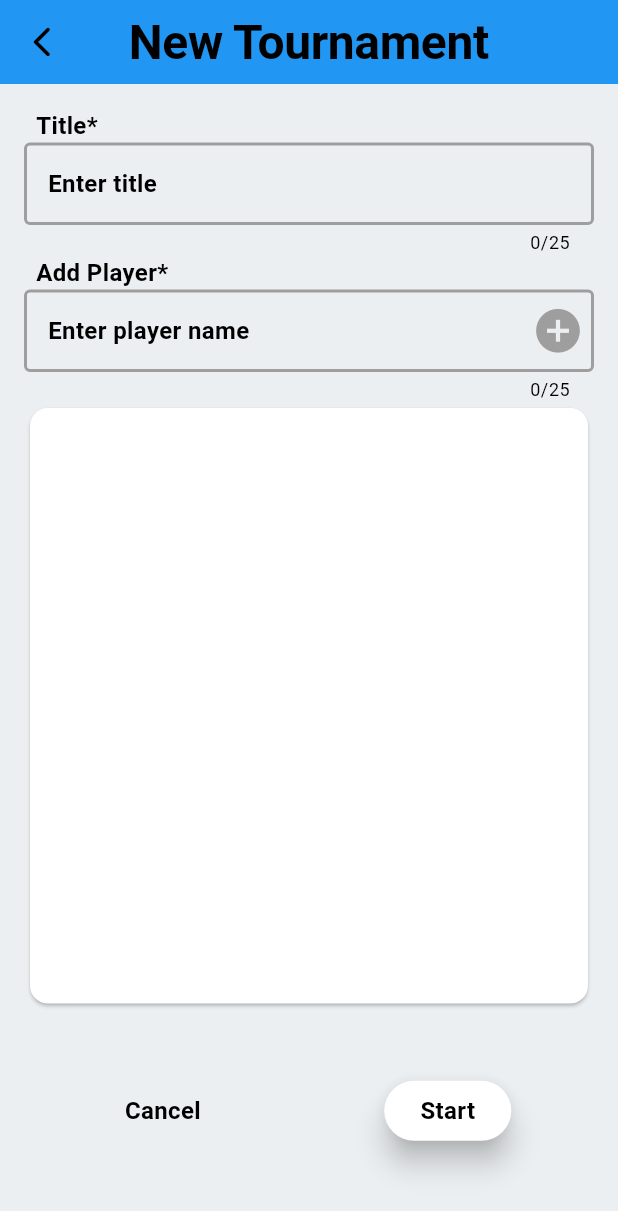
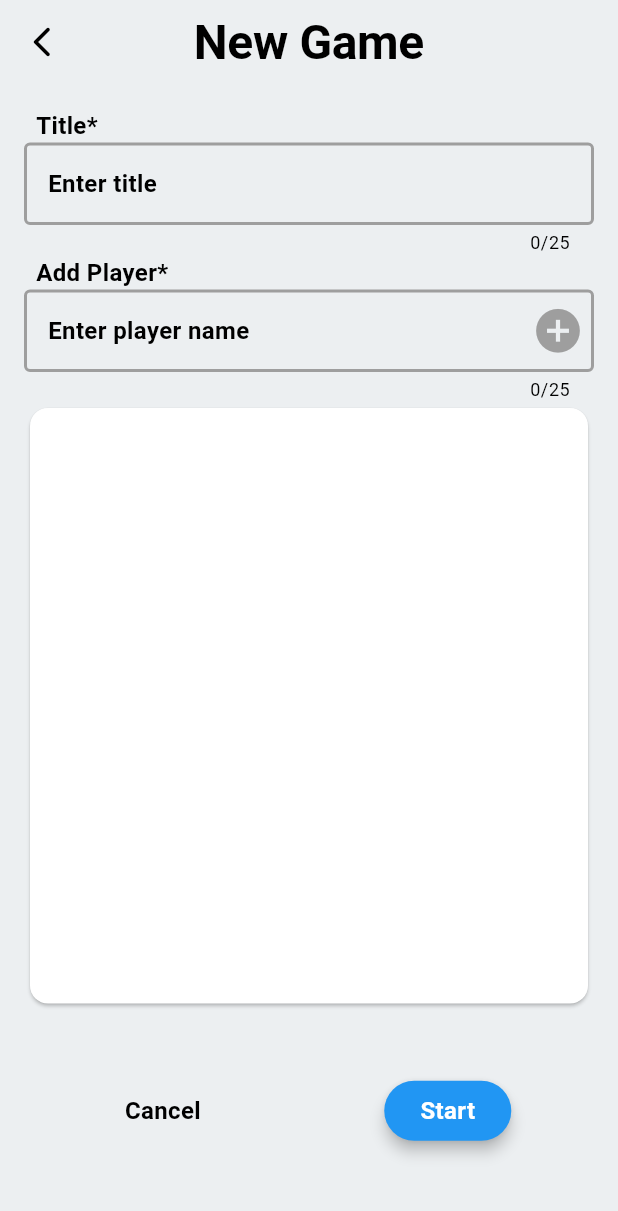
Before and after one commit to Mozgo-kontrol/uno_hero, a Flutter app: the screen it shows after launch, after a tap on the "add circle" icon, on a phone screen of 412 x 824 dp. Shown: the top 1211 px of the screen. Run offline on Flutter 3.47's test engine with Material 3 defaults, Android fonts, the phone set to English and light mode, and no system bars; our stand-ins replace bloc, flutter_bloc, flutter_svg, get_it, hive, hive_flutter; missing offline and left inert: wheel_spinner; accounts and stored records are empty; project files that could hold a hidden picture were left out.

Commit message:
Ticket: Theme fixed

```diff
--- a/lib/application/common_widgets/pop_up_dialog.dart
+++ b/lib/application/common_widgets/pop_up_dialog.dart
@@ -38,10 +38,10 @@ class TopPopupDialog extends StatelessWidget {
         ),
         ElevatedButton(
           style: ElevatedButton.styleFrom(
-            backgroundColor: Colors.green,
+            backgroundColor: Colors.blue,
           ),
           onPressed: onAgree,
-          child: Text("Ok", style: themeData.textTheme.bodyMedium),
+          child: Text("Ok", style: themeData.textTheme.bodyMedium?.copyWith(color: Colors.white)),
         ),
       ],
     );
--- a/lib/presantation/create_tournament_page/widgets/CustomCardShape.dart
+++ b/lib/presantation/create_tournament_page/widgets/CustomCardShape.dart
@@ -3,8 +3,9 @@ import 'package:flutter/material.dart';
 
 class CustomCardShape extends ShapeBorder {
   final double borderWidth;
+  final Color shapeColor;
 
-  const CustomCardShape({this.borderWidth = 1.0});
+  const CustomCardShape({this.shapeColor = Colors.green, this.borderWidth = 1.0});
 
   @override
   EdgeInsetsGeometry get dimensions => EdgeInsets.all(borderWidth);
@@ -24,7 +25,7 @@ class CustomCardShape extends ShapeBorder {
   @override
   void paint(Canvas canvas, Rect rect, {TextDirection? textDirection}) {
     final paint = Paint()
-      ..color = Colors.green // Set the desired gray color
+      ..color = shapeColor // Set the desired gray color
       ..style = PaintingStyle.stroke
       ..strokeWidth = borderWidth;
 
--- a/lib/presantation/create_tournament_page/widgets/add_player_card_widget.dart
+++ b/lib/presantation/create_tournament_page/widgets/add_player_card_widget.dart
@@ -21,7 +21,7 @@ class AddPlayerCardWidget extends StatelessWidget {
     // final size = MediaQuery.of(context).size; // Not used, can be removed
 
     return Card(
-      shape: const CustomCardShape(),// Wrap the content in a Card widget for a more polished look
+      shape: const CustomCardShape(shapeColor: Colors.blue),// Wrap the content in a Card widget for a more polished look
       child: InkWell( // Make the entire card tappable
         onTap: onPressed,
         child: SizedBox(
--- a/lib/presantation/create_tournament_page/widgets/tournament_create_page.dart
+++ b/lib/presantation/create_tournament_page/widgets/tournament_create_page.dart
@@ -75,8 +75,6 @@ class _TournamentCreationPageState extends State<TournamentCreationPage> {
   Widget build(BuildContext context) {
     final size = MediaQuery.of(context).size;
     final themeData = Theme.of(context);
-    // 2. Extract the BlocProvider to a separate variable for better readability.
-    //createTournamentBloc = BlocProvider.of<CreateTournamentBloc>(context);
 
     return BlocBuilder<CreateTournamentBloc, CreateTournamentState>(
         bloc: createTournamentBloc,
@@ -87,7 +85,7 @@ class _TournamentCreationPageState extends State<TournamentCreationPage> {
             return Scaffold(
               resizeToAvoidBottomInset: true,
               appBar: AppBar(
-                title: Text("New Tournament",
+                title: Text("New Game",
                     style: themeData.textTheme.displayLarge),
                 centerTitle: true,
                 leading: IconButton(
@@ -253,7 +251,7 @@ class _TournamentCreationPageState extends State<TournamentCreationPage> {
                       return Icon(
                         Icons.add_circle,
                         color: value.text.trim().isNotEmpty
-                            ? Colors.green
+                            ? Colors.blue
                             : Colors.grey,
                         size: 35,
                       );
@@ -334,8 +332,9 @@ class _TournamentCreationPageState extends State<TournamentCreationPage> {
           ),
           ElevatedButton(
             style: ElevatedButton.styleFrom(
-              backgroundColor: themeData.buttonTheme.colorScheme?.background,
-              elevation: 8,
+              //backgroundColor: themeData.buttonTheme.colorScheme?.background,
+              backgroundColor: Colors.blue,
+              elevation: 4,
             ),
             onPressed: () {
               if (state.isReadyToStart) {
@@ -349,7 +348,7 @@ class _TournamentCreationPageState extends State<TournamentCreationPage> {
             },
             child: Text(
               "Start",
-              style: themeData.textTheme.bodyMedium,
+              style: themeData.textTheme.bodyMedium?.copyWith(color: Colors.white),
             ),
           ),
         ],
--- a/lib/presantation/manage_scopes_page/manage_scores_page_dialog.dart
+++ b/lib/presantation/manage_scopes_page/manage_scores_page_dialog.dart
@@ -83,7 +83,7 @@ class _BottomScreenDialogScreenState extends State<BottomScreenDialogScreen> {
                   //    arguments: ManageScreenArguments(tournamentId: args.tournamentId));
                 },
                 style: ElevatedButton.styleFrom(
-                  backgroundColor: Colors.purple[300],
+                  backgroundColor: Colors.blue,
                 ),
                 child: Center(
                   child: Text(
--- a/lib/presantation/manage_scopes_page/widget/spinner_widget.dart
+++ b/lib/presantation/manage_scopes_page/widget/spinner_widget.dart
@@ -57,7 +57,7 @@ class _SpinnerWidgetState extends State<SpinnerWidget> {
             Expanded(
               child: Card(
                 elevation: 10,
-                shape: const CustomCardShape(),
+                shape: const CustomCardShape(shapeColor: Colors.blue),
                 child: Center(child: Text(value.toInt().toString(),style: themeData.textTheme.headlineLarge,)),
               ),
             ),
--- a/lib/presantation/scopes_page/widgets/scores_page.dart
+++ b/lib/presantation/scopes_page/widgets/scores_page.dart
@@ -38,7 +38,7 @@ class _ScopesPageState extends State<ScopesPage> {
             alignment: Alignment.topCenter,
             child: TopPopupDialog(
               errorType: 'Alert',
-              message: "Do you want to Finish Tournament?",
+              message: "Do you want to finish Game?",
               onAgree: () {
                 sendNewEvent(FinishTournamentEvent());
                 Navigator.pop(context);
@@ -165,7 +165,7 @@ class ManageTournamentSection extends StatelessWidget {
             //    arguments: ManageScreenArguments(tournamentId: args.tournamentId));
           },
           style: ElevatedButton.styleFrom(
-            backgroundColor: Colors.purple[300],
+            backgroundColor: Colors.blue,
             shape: const RoundedRectangleBorder(
               borderRadius: BorderRadius.only(
                   topLeft: Radius.circular(49.0),
--- a/lib/presantation/tournament_page/widgets/tournament_page.dart
+++ b/lib/presantation/tournament_page/widgets/tournament_page.dart
@@ -65,11 +65,11 @@ class _TournamentPageState extends State<TournamentPage> {
   Widget build(BuildContext context) {
     final themeData =Theme.of(context);
     return Scaffold(
-      backgroundColor: Colors.blue,
+      backgroundColor: Colors.white,
       appBar: AppBar(
         centerTitle: true,
         title: Text(
-          "Tournaments",
+          "Games",
           style: themeData.textTheme.displayLarge,
         ),
         actions: [
--- a/lib/theme.dart
+++ b/lib/theme.dart
@@ -7,7 +7,7 @@ class AppTheme {
   static final Color _lightPrimaryVariantColor = Colors.blueGrey.shade800;
   static final Color _lightOnPrimaryColor = Colors.blueGrey.shade200;
   static const Color _lightTextColorPrimary = Colors.black;
-  static const Color _appbarColorLight = Colors.blue;
+  static const Color _appbarColorLight = Color(0xFFECEFF1);
 
   static final Color _darkPrimaryColor = Colors.blueGrey.shade900;
   static const Color _darkPrimaryVariantColor = Colors.black;
@@ -19,7 +19,7 @@ class AppTheme {
   static const Color _darkIconColor = _darkTextColorPrimary;
 
   static const Color _accentColorDark = Color.fromRGBO(74, 217, 217, 1);
-
+  static const Color _lightAppBarBackgroundColor = Color(0xFFECEFF1);
   static const TextStyle _lightHeadingTextStyle = TextStyle(
       color: _lightTextColorPrimary,
       fontFamily: 'Roboto',
@@ -117,6 +117,7 @@ class AppTheme {
         primaryContainer: _lightPrimaryVariantColor),
     textTheme: _lightTextTheme,
     buttonTheme: _buttonTheme,
+
   );
 
 
```
Also changed, not shown: lib/presantation/manage_scopes_page/widget/edit_players_score_stepper_widget.dart (+40 -4 lines).
